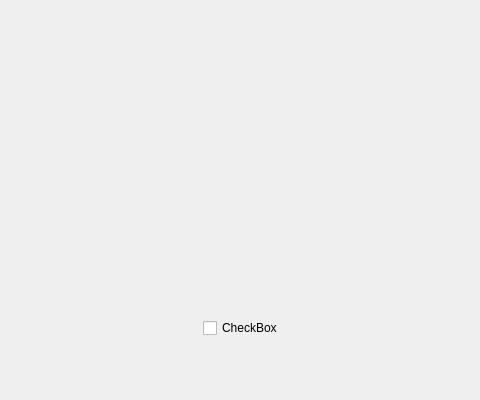
This is src/modules/license/LicensePage.ui in tanglu-org/calamares as Qt 5 draws it before an edit; both pictures show x 157 to 637 and y 0 to 400 of the 799 by 400 pixel window. The edited form follows.
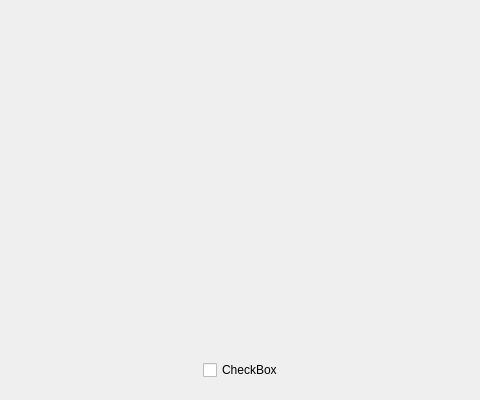
This is the edited form.

The edit to the form file:
```diff
--- a/src/modules/license/LicensePage.ui
+++ b/src/modules/license/LicensePage.ui
@@ -15,7 +15,7 @@
   </property>
   <layout class="QHBoxLayout" name="horizontalLayout">
    <item>
-    <layout class="QVBoxLayout" name="verticalLayout" stretch="0,0,0,0">
+    <layout class="QVBoxLayout" name="verticalLayout" stretch="0,0,0,0,0,0">
      <item>
       <widget class="QLabel" name="mainText">
        <property name="sizePolicy">
@@ -32,9 +32,35 @@
        </property>
       </widget>
      </item>
+     <item>
+      <spacer name="verticalSpacer">
+       <property name="orientation">
+        <enum>Qt::Vertical</enum>
+       </property>
+       <property name="sizeHint" stdset="0">
+        <size>
+         <width>20</width>
+         <height>40</height>
+        </size>
+       </property>
+      </spacer>
+     </item>
      <item>
       <layout class="QVBoxLayout" name="licenseEntriesLayout"/>
      </item>
+     <item>
+      <spacer name="verticalSpacer_2">
+       <property name="orientation">
+        <enum>Qt::Vertical</enum>
+       </property>
+       <property name="sizeHint" stdset="0">
+        <size>
+         <width>20</width>
+         <height>40</height>
+        </size>
+       </property>
+      </spacer>
+     </item>
      <item>
       <widget class="QLabel" name="additionalText">
        <property name="sizePolicy">
```
